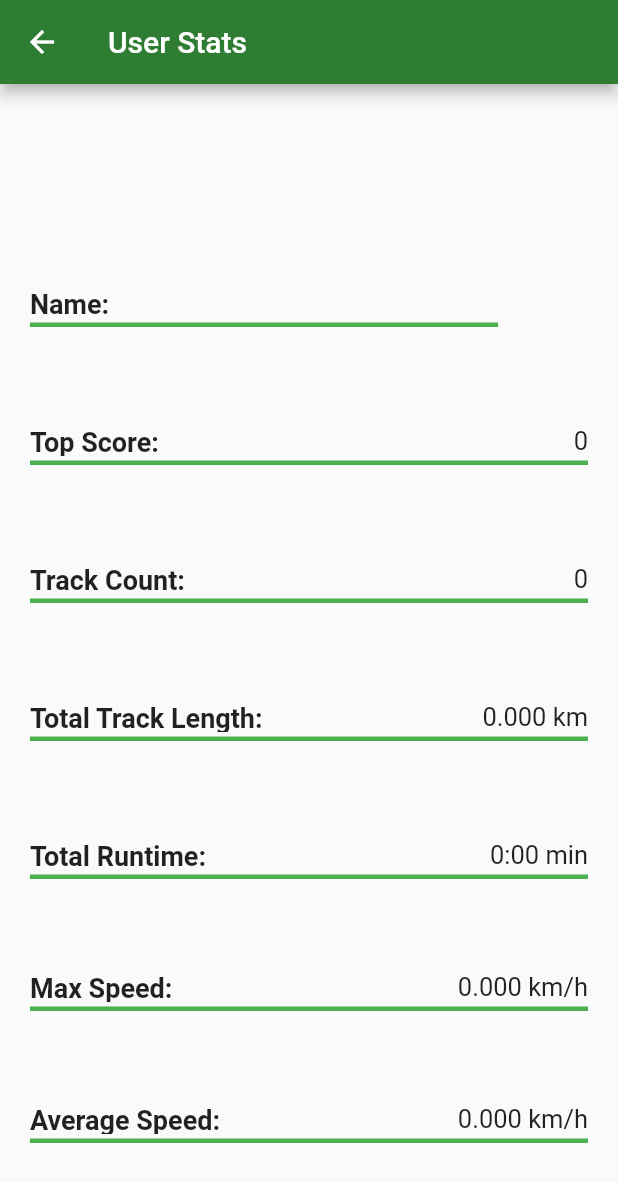
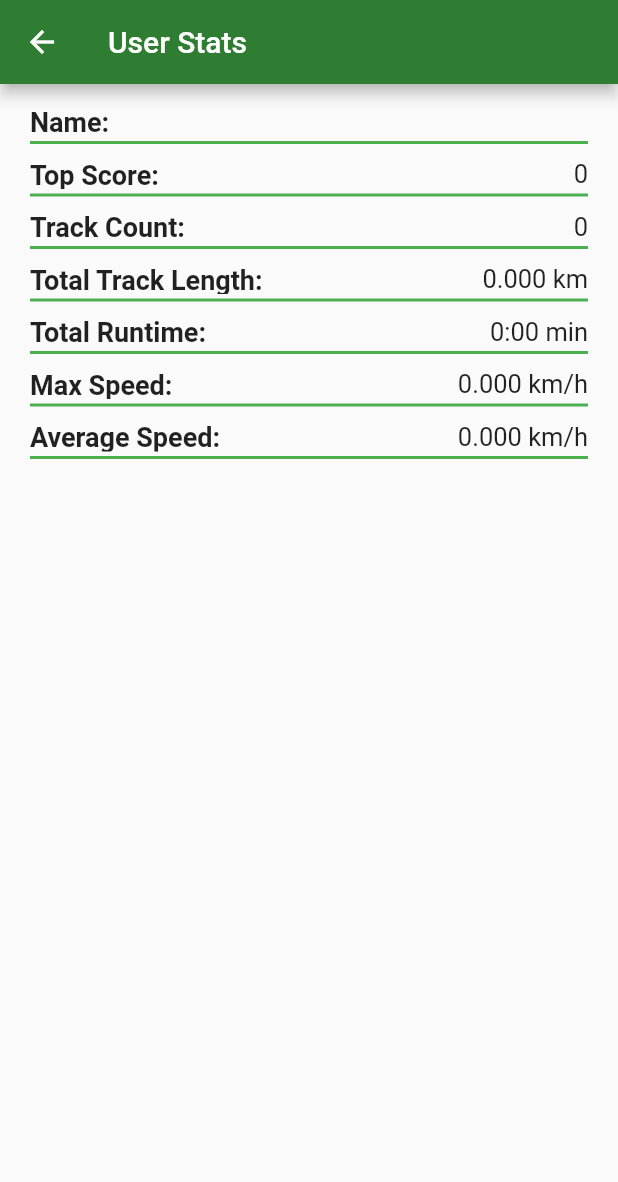
Before and after one commit to Dioben/ICM_PROJETO2_93179_93391, a Flutter app: the UserStats screen opened directly, on a phone screen of 412 x 824 dp. Shown: the top 1182 px of the screen. Run offline on Flutter 3.47's test engine with Material 2 defaults, Android fonts, the phone set to English and light mode, and no system bars; our stand-ins replace cached_network_image, cloud_firestore, firebase_auth, firebase_core, firebase_storage, flutter_swiper and 5 more; accounts and stored records are empty.

Commit message:
fixed user info

```diff
--- a/lib/widgets/user-info.dart
+++ b/lib/widgets/user-info.dart
@@ -14,37 +14,40 @@ class UserStats extends StatelessWidget{
     return Scaffold(appBar: AppBar(title: Text("User Stats"),),
         body:
         Container(
-            padding: EdgeInsets.fromLTRB(0.0, 80.0, 0.0, 0.0),
+            padding: EdgeInsets.fromLTRB(0.0, 15.0, 0.0, 0.0),
             child: Column(
-              mainAxisAlignment: MainAxisAlignment.spaceEvenly,
+              mainAxisAlignment: MainAxisAlignment.start,
               children: [
-                Column(
-                  children: [
-                    Container(
-                        height: 20,
-                        width: double.infinity,
-                        margin: EdgeInsets.fromLTRB(20, 0, 80, 0),
-                        child: Row(
-                          mainAxisAlignment: MainAxisAlignment.spaceBetween,
-                          children: [
-                            Text("Name:", style: TextStyle(fontSize: 18, fontWeight: FontWeight.bold)),
-                            Text(user.username, style: TextStyle(fontSize: 17)),
+                UserItemField(title: "Name:", value: user.username,),
+                UserItemField(title: "Top Score:", value: user.top_rating.toString(),),
+                UserItemField(title: "Track Count:", value: user.coursecount.toString(),),
+                UserItemField(title: "Total Track Length:", value: user.formattedTrackLength(),),
+                UserItemField(title: "Total Runtime:", value: user.formattedRuntime(),),
+                UserItemField(title: "Max Speed:", value: user.formattedMaxSpeed(),),
+                UserItemField(title: "Average Speed:", value: user.formattedAvgSpeed(),),
               ],
             )
-                    ),
-                    Container(
-                      height: 3,
-                      width: double.infinity,
-                      margin: EdgeInsets.fromLTRB(20, 3, 80, 10),
-                      child: SizedBox(
-                        child: DecoratedBox(
-                          decoration: BoxDecoration(color: Colors.green),
-                        ),
-                      ),
-                    ),
-                  ],
-                ),
-                Column(
+
+        )
+
+    );
+  }
+}
+
+class UserItemField extends StatefulWidget {
+  UserItemField({Key key, @required this.title, @required this.value})
+      : super(key: key);
+  final String title;
+  final String value;
+
+  @override
+  _UserItemFieldState createState() => new _UserItemFieldState();
+}
+
+class _UserItemFieldState extends State<UserItemField> {
+  @override
+  Widget build(BuildContext context) {
+    return Column(
       children: [
         Container(
             height: 20,
@@ -53,13 +56,14 @@ class UserStats extends StatelessWidget{
             child: Row(
               mainAxisAlignment: MainAxisAlignment.spaceBetween,
               children: [
-                            Text("Top Score:", style: TextStyle(fontSize: 18, fontWeight: FontWeight.bold)),
-                            Text(user.top_rating.toString(), style: TextStyle(fontSize: 17)),
+                Text(widget.title,
+                    style:
+                        TextStyle(fontSize: 18, fontWeight: FontWeight.bold)),
+                Text(widget.value, style: TextStyle(fontSize: 17)),
               ],
-                        )
-                    ),
+            )),
         Container(
-                      height: 3,
+          height: 2,
           width: double.infinity,
           margin: EdgeInsets.fromLTRB(20, 3, 20, 10),
           child: SizedBox(
@@ -69,143 +73,6 @@ class UserStats extends StatelessWidget{
           ),
         ),
       ],
-                ),
-                Column(
-                  children: [
-                    Container(
-                        height: 20,
-                        width: double.infinity,
-                        margin: EdgeInsets.fromLTRB(20, 0, 20, 0),
-                        child: Row(
-                          mainAxisAlignment: MainAxisAlignment.spaceBetween,
-                          children: [
-                            Text("Track Count:", style: TextStyle(fontSize: 18, fontWeight: FontWeight.bold)),
-                            Text(user.coursecount.toString(), style: TextStyle(fontSize: 17)),
-                          ],
-                        )
-                    ),
-                    Container(
-                      height: 3,
-                      width: double.infinity,
-                      margin: EdgeInsets.fromLTRB(20, 3, 20, 10),
-                      child: SizedBox(
-                        child: DecoratedBox(
-                          decoration: BoxDecoration(color: Colors.green),
-                        ),
-                      ),
-                    ),
-                  ],
-                ),
-                Column(
-                  children: [
-                    Container(
-                        height: 20,
-                        width: double.infinity,
-                        margin: EdgeInsets.fromLTRB(20, 0, 20, 0),
-                        child: Row(
-                          mainAxisAlignment: MainAxisAlignment.spaceBetween,
-                          children: [
-                            Text("Total Track Length:", style: TextStyle(fontSize: 18, fontWeight: FontWeight.bold)),
-                            Text(user.formattedTrackLength(), style: TextStyle(fontSize: 17)),
-                          ],
-                        )
-                    ),
-                    Container(
-                      height: 3,
-                      width: double.infinity,
-                      margin: EdgeInsets.fromLTRB(20, 3, 20, 10),
-                      child: SizedBox(
-                        child: DecoratedBox(
-                          decoration: BoxDecoration(color: Colors.green),
-                        ),
-                      ),
-                    ),
-                  ],
-                ),
-                Column(
-                  children: [
-                    Container(
-                        height: 20,
-                        width: double.infinity,
-                        margin: EdgeInsets.fromLTRB(20, 0, 20, 0),
-                        child: Row(
-                          mainAxisAlignment: MainAxisAlignment.spaceBetween,
-                          children: [
-                            Text("Total Runtime:", style: TextStyle(fontSize: 18, fontWeight: FontWeight.bold)),
-                            Text(user.formattedRuntime(), style: TextStyle(fontSize: 17)),
-                          ],
-                        )
-                    ),
-                    Container(
-                      height: 3,
-                      width: double.infinity,
-                      margin: EdgeInsets.fromLTRB(20, 3, 20, 6),
-                      child: SizedBox(
-                        child: DecoratedBox(
-                          decoration: BoxDecoration(color: Colors.green),
-                        ),
-                      ),
-                    ),
-                  ],
-                ),
-                Column(
-                  children: [
-                    Container(
-                        height: 20,
-                        width: double.infinity,
-                        margin: EdgeInsets.fromLTRB(20, 0, 20, 0),
-                        child: Row(
-                          mainAxisAlignment: MainAxisAlignment.spaceBetween,
-                          children: [
-                            Text("Max Speed:", style: TextStyle(fontSize: 18, fontWeight: FontWeight.bold)),
-                            Text(user.formattedMaxSpeed(), style: TextStyle(fontSize: 17)),
-                          ],
-                        )
-                    ),
-                    Container(
-                      height: 3,
-                      width: double.infinity,
-                      margin: EdgeInsets.fromLTRB(20, 3, 20, 6),
-                      child: SizedBox(
-                        child: DecoratedBox(
-                          decoration: BoxDecoration(color: Colors.green),
-                        ),
-                      ),
-                    ),
-                  ],
-                ),
-
-                Column(
-                  children: [
-                    Container(
-                        height: 20,
-                        width: double.infinity,
-                        margin: EdgeInsets.fromLTRB(20, 0, 20, 0),
-                        child: Row(
-                          mainAxisAlignment: MainAxisAlignment.spaceBetween,
-                          children: [
-                            Text("Average Speed:", style: TextStyle(fontSize: 18, fontWeight: FontWeight.bold)),
-                            Text(user.formattedAvgSpeed(), style: TextStyle(fontSize: 17)),
-                          ],
-                        )
-                    ),
-                    Container(
-                      height: 3,
-                      width: double.infinity,
-                      margin: EdgeInsets.fromLTRB(20, 3, 20, 6),
-                      child: SizedBox(
-                        child: DecoratedBox(
-                          decoration: BoxDecoration(color: Colors.green),
-                        ),
-                      ),
-                    ),
-                  ],
-                ),
-              ],
-            )
-
-        )
-
     );
   }
 }
```
Lines whose indentation alone changed are shown as unchanged.
